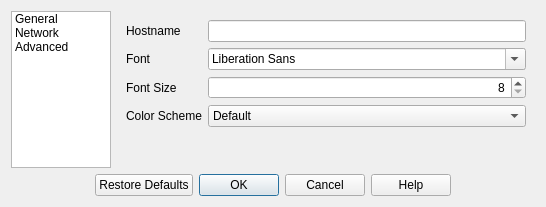
This is ui/pxmsettingsdialog.ui in corybolar/PXMessenger as Qt 5 draws it before an edit. The edited form follows.
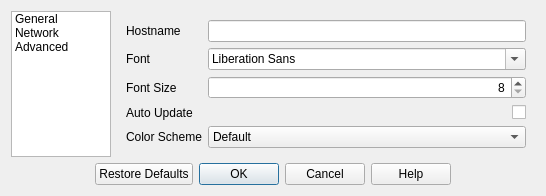
This is the edited form.

Patch:
```diff
--- a/ui/pxmsettingsdialog.ui
+++ b/ui/pxmsettingsdialog.ui
@@ -7,7 +7,7 @@
     <x>0</x>
     <y>0</y>
     <width>546</width>
-    <height>207</height>
+    <height>186</height>
    </rect>
   </property>
   <property name="sizePolicy">
@@ -160,14 +160,14 @@
            </property>
           </widget>
          </item>
-         <item row="3" column="0">
+         <item row="4" column="0">
           <widget class="QLabel" name="label">
            <property name="text">
             <string>Color Scheme</string>
            </property>
           </widget>
          </item>
-         <item row="3" column="1">
+         <item row="4" column="1">
           <widget class="QComboBox" name="comboBox">
            <item>
             <property name="text">
@@ -181,6 +181,23 @@
            </item>
           </widget>
          </item>
+         <item row="3" column="0">
+          <widget class="QLabel" name="label_2">
+           <property name="text">
+            <string>Auto Update</string>
+           </property>
+          </widget>
+         </item>
+         <item row="3" column="1">
+          <widget class="QCheckBox" name="checkBox">
+           <property name="layoutDirection">
+            <enum>Qt::RightToLeft</enum>
+           </property>
+           <property name="text">
+            <string/>
+           </property>
+          </widget>
+         </item>
         </layout>
        </item>
       </layout>
```
